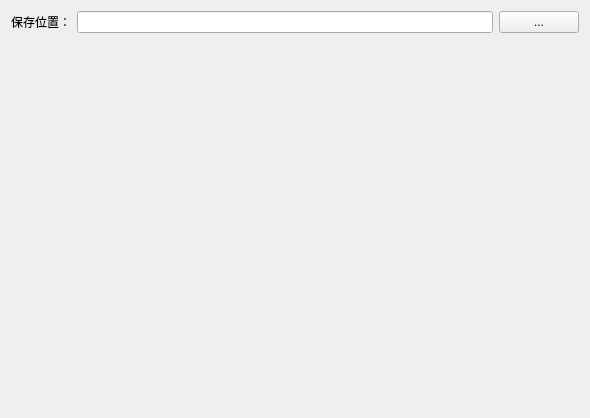
Before: the Qt Designer form src/main/python/Settings.ui in lightbc/CutJ, drawn with Qt 5.
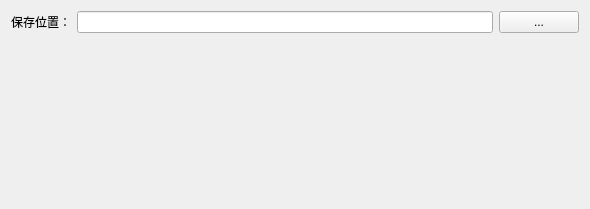
After: the same form once the commit is applied. Icons and pictures are not drawn.

```diff
--- a/src/main/python/Settings.ui
+++ b/src/main/python/Settings.ui
@@ -7,7 +7,7 @@
     <x>0</x>
     <y>0</y>
     <width>590</width>
-    <height>418</height>
+    <height>209</height>
    </rect>
   </property>
   <property name="windowTitle">
```
Left out of the diff: 8 changed lines with no effect on the pictures.
